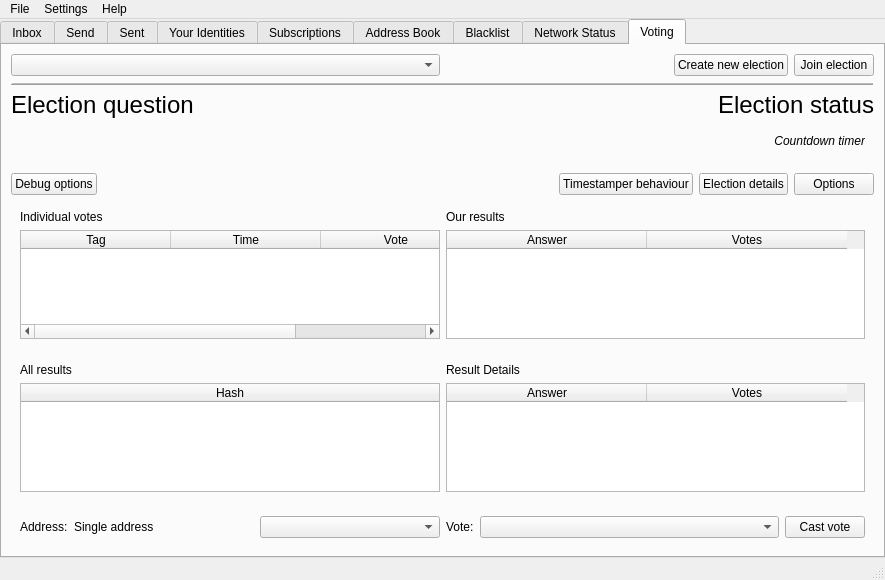
First picture: the form in src/bitmessageqt/bitmessageui.ui, repository Nainesh1184/PyBitmessageVote, before the edit.
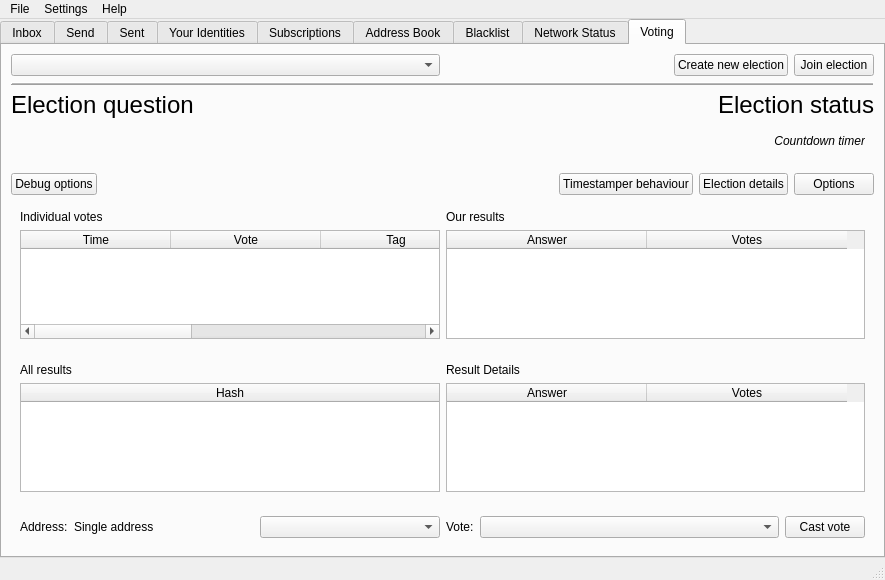
Second picture: the form after the edit. The open tabs and pages were chosen to show the change. Icons and pictures are not drawn.

What changed in the file:
```diff
--- a/src/bitmessageqt/bitmessageui.ui
+++ b/src/bitmessageqt/bitmessageui.ui
@@ -1283,11 +1283,6 @@
                <attribute name="verticalHeaderHighlightSections">
                 <bool>false</bool>
                </attribute>
-               <column>
-                <property name="text">
-                 <string>Tag</string>
-                </property>
-               </column>
                <column>
                 <property name="text">
                  <string>Time</string>
@@ -1298,6 +1293,21 @@
                  <string>Vote</string>
                 </property>
                </column>
+               <column>
+                <property name="text">
+                 <string>Tag</string>
+                </property>
+               </column>
+               <column>
+                <property name="text">
+                 <string>Hash</string>
+                </property>
+               </column>
+               <column>
+                <property name="text">
+                 <string>PrevHash</string>
+                </property>
+               </column>
               </widget>
              </item>
             </layout>
```
Left out of the diff: 13 changed lines with no effect on the pictures.
